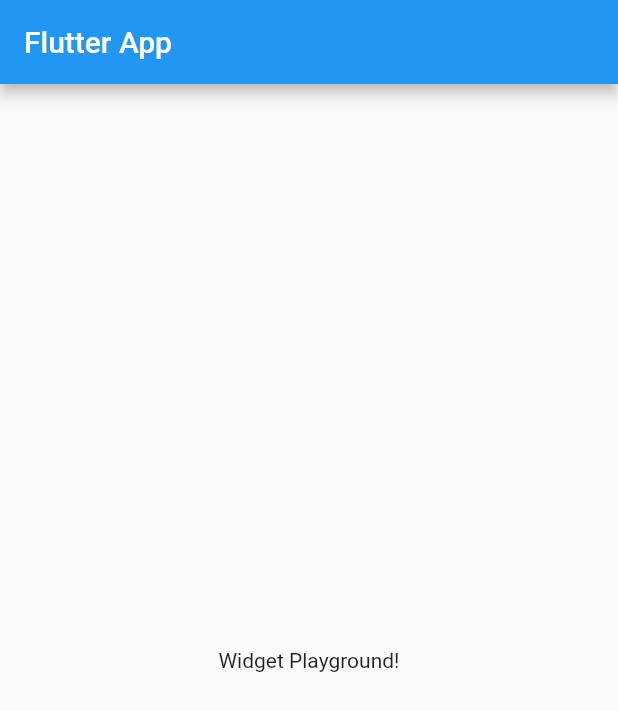
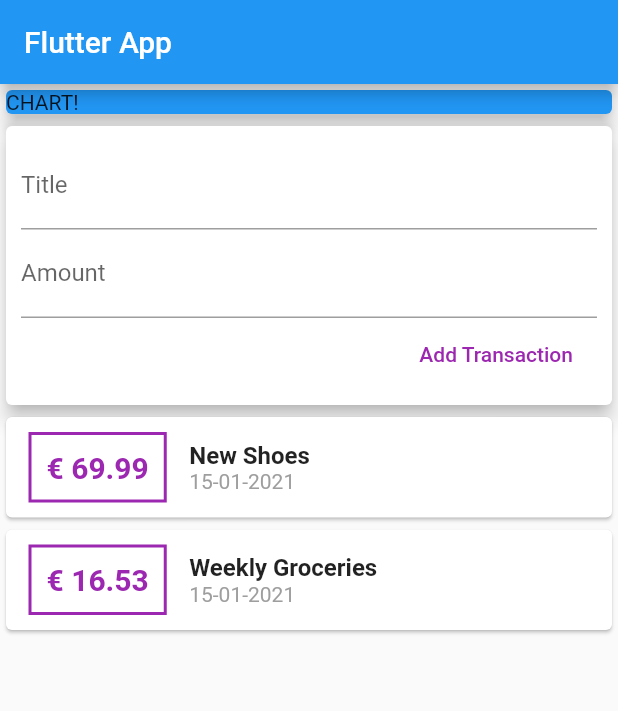
Before and after one commit to AndryRana/expense_planner, a Flutter app: the screen it shows after launch, on a phone screen of 412 x 824 dp. Shown: the top 711 px of the screen. Run offline on Flutter 3.47's test engine with Material 2 defaults, Android fonts, the phone set to English and light mode, and no system bars.

Commit message:
Combining Widgets - Not a Widget: Adding a Transaction Model & Transaction Data - Mapping Data Into Widgets - Building a Custom List Item - Styling Text - Using String Interpolation - Installing External Packages & Formatting Dates -  Adding Text Input Widgets (TextField) -  Fetching User Input

```diff
--- a/lib/main.dart
+++ b/lib/main.dart
@@ -1,4 +1,7 @@
 import 'package:flutter/material.dart';
+import 'package:intl/intl.dart';
+
+import './transaction.dart';
 
 void main() {
   runApp(MyApp());
@@ -15,16 +18,122 @@ class MyApp extends StatelessWidget {
 }
 
 class MyHomePage extends StatelessWidget {
+  final List<Transaction> transactions = [
+    Transaction(
+      id: 't1',
+      title: 'New Shoes',
+      amount: 69.99,
+      date: DateTime.now(),
+    ),
+    Transaction(
+      id: 't2',
+      title: 'Weekly Groceries',
+      amount: 16.53,
+      date: DateTime.now(),
+    ),
+  ];
+
+  // String titleInput;
+  // String amountInput;
+  final titleController = TextEditingController();
+  final amountController = TextEditingController();
+
   @override
   Widget build(BuildContext context) {
     return Scaffold(
       appBar: AppBar(
         title: Text('Flutter App'),
       ),
-      body: Center(
-        child: Text(
-          'Widget Playground!',
-        ),
+      body: Column(
+        mainAxisAlignment: MainAxisAlignment.start,
+        crossAxisAlignment: CrossAxisAlignment.stretch,
+        children: <Widget>[
+          Container(
+            width: double.infinity,
+            child: Card(
+              color: Colors.blue,
+              child: Text('CHART!'),
+              elevation: 5,
+            ),
+          ),
+          Card(
+            elevation: 5,
+            child: Container(
+              padding: EdgeInsets.all(10),
+              child: Column(
+                crossAxisAlignment: CrossAxisAlignment.end,
+                children: <Widget>[
+                  TextField(
+                    decoration: InputDecoration(labelText: 'Title'),
+                    controller: titleController,
+                    // onChanged: (val) {
+                    //   titleInput = val;
+                    // },
+                  ),
+                  TextField(
+                    decoration: InputDecoration(labelText: 'Amount'),
+                    controller: amountController,
+                    // onChanged: (val) {
+                    //   amountInput = val;
+                    // },
+                  ),
+                  FlatButton(
+                    onPressed: () {
+                      print( titleController.text);
+                    },
+                    child: Text('Add Transaction'),
+                    textColor: Colors.purple,
+                  ),
+                ],
+              ),
+            ),
+          ),
+          Column(
+            children: transactions.map((tx) {
+              return Card(
+                child: Row(
+                  children: <Widget>[
+                    Container(
+                      margin: EdgeInsets.symmetric(
+                        vertical: 10,
+                        horizontal: 15,
+                      ),
+                      decoration: BoxDecoration(
+                        border: Border.all(
+                          color: Colors.purple,
+                          width: 2,
+                        ),
+                      ),
+                      padding: EdgeInsets.all(10),
+                      child: Text(
+                        '€ ${tx.amount}',
+                        style: TextStyle(
+                          fontWeight: FontWeight.bold,
+                          fontSize: 20,
+                          color: Colors.purple,
+                        ),
+                      ),
+                    ),
+                    Column(
+                      crossAxisAlignment: CrossAxisAlignment.start,
+                      children: <Widget>[
+                        Text(
+                          tx.title,
+                          style: TextStyle(
+                              fontSize: 16, fontWeight: FontWeight.bold),
+                        ),
+                        Text(
+                          DateFormat('d-MM-y').format(tx.date),
+                          style: TextStyle(color: Colors.grey),
+                        ),
+                      ],
+                    ),
+                  ],
+                ),
+              );
+            }).toList(),
+          ),
+        ],
       ),
     );
   }
--- /dev/null
+++ b/lib/transaction.dart
@@ -0,0 +1,15 @@
+import 'package:flutter/foundation.dart';
+
+class Transaction {
+  final String id;
+  final String title;
+  final double amount;
+  final DateTime date;
+
+  Transaction({
+    @required this.id,
+    @required this.title,
+    @required this.amount,
+    @required this.date,
+  });
+}
--- a/pubspec.yaml
+++ b/pubspec.yaml
@@ -23,6 +23,7 @@ environment:
 dependencies:
   flutter:
     sdk: flutter
+  intl: ^0.16.1
 
 
   # The following adds the Cupertino Icons font to your application.
```
Also changed, not shown: pubspec.lock.
